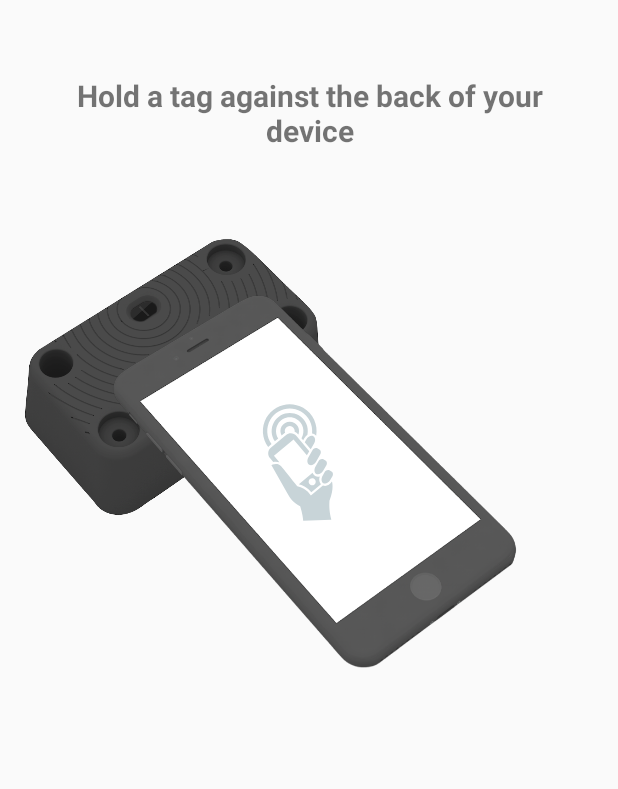
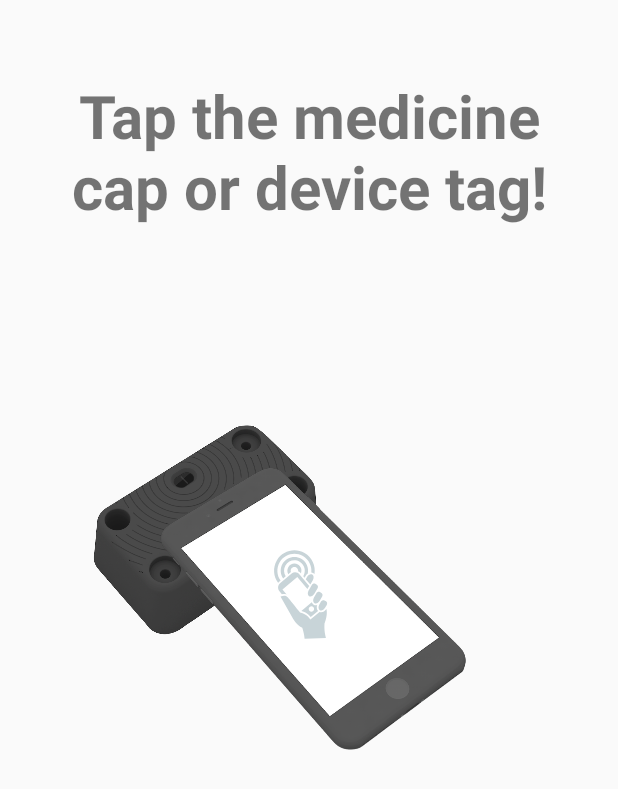
Before and after one commit to frostyshadows/neko-tap, an Android app: the NFCActivity screen opened directly, with no data from a screen before it, on a phone screen of 412 x 824 dp. Shown: the top 789 px of the screen. Run offline under Robolectric (Android 15) with nearby library versions, the phone set to English and light mode, and no system bars; 1 statement that could not run was skipped.

Commit message:
animation tweaks

```diff
--- a/app/src/main/java/com/squad/betakua/tap_neko/nfc/NFCActivity.java
+++ b/app/src/main/java/com/squad/betakua/tap_neko/nfc/NFCActivity.java
@@ -13,31 +13,49 @@ import android.nfc.tech.MifareClassic;
 import android.nfc.tech.MifareUltralight;
 import android.os.Build;
 import android.os.Bundle;
+import android.os.Handler;
 import android.os.Parcelable;
 import android.os.VibrationEffect;
 import android.os.Vibrator;
 import android.provider.Settings;
-import android.support.annotation.Nullable;
+import android.speech.tts.TextToSpeech;
 import android.support.v7.app.AppCompatActivity;
+import android.util.Log;
 import android.view.View;
 import android.widget.TextView;
 import android.widget.Toast;
 
+import com.squad.betakua.tap_neko.R;
 import com.airbnb.lottie.LottieAnimationView;
-import com.squad.betakua.tap_neko.R;
+
+import java.util.HashMap;
+import java.util.Locale;
 
 public class NFCActivity extends AppCompatActivity {
     TextView text;
+    TextView textSuccess;
     NfcAdapter nfcAdapter;
     PendingIntent pendingIntent;
+    static final String TAG = "TTS";
+    TextToSpeech mTts;
+    LottieAnimationView nfcAnimation;
+    LottieAnimationView checkAnimation;
 
     public void onCreate(Bundle savedInstanceState) {
         super.onCreate(savedInstanceState);
         setContentView(R.layout.activity_nfc);
 
-        text = (TextView) findViewById(R.id.nfc_text);
+        text = findViewById(R.id.nfc_text);
+        text.setText("Tap the medicine cap or device tag!");
+
+        textSuccess = findViewById(R.id.nfc_text_success);
+        textSuccess.setVisibility(View.GONE);
+
+        nfcAnimation = findViewById(R.id.lottie_nfc);
+        checkAnimation = findViewById(R.id.lottie_nfc_success);
+        checkAnimation.setVisibility(View.GONE);
+
         nfcAdapter = NfcAdapter.getDefaultAdapter(this);
-
         if (nfcAdapter == null) {
             Toast.makeText(this, "No NFC", Toast.LENGTH_SHORT).show();
             finish();
@@ -47,12 +65,43 @@ public class NFCActivity extends AppCompatActivity {
         pendingIntent = PendingIntent.getActivity(this, 0,
                 new Intent(this, this.getClass())
                         .addFlags(Intent.FLAG_ACTIVITY_SINGLE_TOP), 0);
+
+
+        // text-to-speech: prompt user to tap
+        // TODO: replace with azure text-to-speech?
+        // mTts = new TextToSpeech(getApplicationContext(), new TextToSpeech.OnInitListener() {
+        //     @Override
+        //     public void onInit(int status) {
+        //         if (status == TextToSpeech.SUCCESS) {
+        //             int result = mTts.setLanguage(Locale.KOREA);
+        //             if (result == TextToSpeech.LANG_MISSING_DATA
+        //                     || result == TextToSpeech.LANG_NOT_SUPPORTED) {
+        //                 Toast.makeText(getApplicationContext(), "This language is not supported", Toast.LENGTH_SHORT).show();
+        //             }
+        //             else{
+        //                 Log.v("TTS","onInit succeeded");
+        //                 speak("Tap your phone against the bottle cap or medical device tag");
+        //             }
+        //         } else {
+        //             Toast.makeText(getApplicationContext(), "Initialization failed", Toast.LENGTH_SHORT).show();
+        //         }
+        //     }
+        // });
     }
 
-    // @Override
-    // public void onViewCreated(View view, @Nullable Bundle savedInstanceState) {
-    //     super.onViewCreated(view, savedInstanceState);
-    // }
+    void speak(String s){
+        if (Build.VERSION.SDK_INT >= Build.VERSION_CODES.LOLLIPOP) {
+            Log.v(TAG, "Speak new API");
+            Bundle bundle = new Bundle();
+            bundle.putInt(TextToSpeech.Engine.KEY_PARAM_STREAM, AudioManager.STREAM_MUSIC);
+            mTts.speak(s, TextToSpeech.QUEUE_FLUSH, bundle, null);
+        } else {
+            Log.v(TAG, "Speak old API");
+            HashMap<String, String> param = new HashMap<>();
+            param.put(TextToSpeech.Engine.KEY_PARAM_STREAM, String.valueOf(AudioManager.STREAM_MUSIC));
+            mTts.speak(s, TextToSpeech.QUEUE_FLUSH, param);
+        }
+    }
 
     @Override
     protected void onResume() {
@@ -76,9 +125,7 @@ public class NFCActivity extends AppCompatActivity {
         StringBuilder sb = new StringBuilder();
         byte[] id = tag.getId();
 
-        // Here, we transmit the ID to the callback
-
-
+        // TODO: Here, we transmit the ID to the callback
         sb.append("ID (hex): ").append(Utils.toHex(id)).append('\n');
         sb.append("ID (reversed hex): ").append(Utils.toReversedHex(id)).append('\n');
         sb.append("ID (dec): ").append(Utils.toDec(id)).append('\n');
@@ -214,5 +261,24 @@ public class NFCActivity extends AppCompatActivity {
             //deprecated in API 26
             v.vibrate(200);
         }
+
+        displaySuccessAnimation();
     }
+
+    private void displaySuccessAnimation() {
+        nfcAnimation.setVisibility(View.GONE);
+        text.setVisibility(View.GONE);
+        checkAnimation.setVisibility(View.VISIBLE);
+        textSuccess.setVisibility(View.VISIBLE);
+        checkAnimation.playAnimation();
+
+        final Handler handler = new Handler();
+        handler.postDelayed(new Runnable() {
+            @Override
+            public void run() {
+                finish();
+            }
+        }, 2000);
+    }
+
 }
--- a/app/src/main/res/layout/activity_nfc.xml
+++ b/app/src/main/res/layout/activity_nfc.xml
@@ -13,20 +13,49 @@
         android:layout_centerHorizontal="true"
         android:text="Hold a tag against the back of your device"
         android:textStyle="bold"
-        android:textSize="20sp"
+        android:textSize="40sp"
         android:layout_marginLeft="20dp"
         android:layout_marginRight="20dp"
         android:layout_marginTop="50dp"
-        android:gravity="center_horizontal"/>
+        android:gravity="center"
+        />
+        <!--android:gravity="center_horizontal"-->
+
+    <TextView
+        android:id="@+id/nfc_text_success"
+        android:layout_width="wrap_content"
+        android:layout_height="wrap_content"
+        android:layout_centerHorizontal="true"
+        android:textColor="@color/greenSuccess"
+        android:text="SUCCESS!"
+        android:textStyle="bold"
+        android:textSize="70sp"
+        android:layout_marginLeft="20dp"
+        android:layout_marginRight="20dp"
+        android:layout_marginTop="50dp"
+        android:gravity="center"
+        />
+        <!--android:gravity="center_horizontal"-->
 
     <com.airbnb.lottie.LottieAnimationView
         android:id="@+id/lottie_nfc"
-        android:layout_width="wrap_content"
-        android:layout_height="wrap_content"
+        android:layout_width="match_parent"
+        android:layout_height="match_parent"
+        android:layout_marginLeft="50dp"
+        android:layout_marginRight="50dp"
         app:lottie_fileName="scan_sensor.json"
         app:lottie_imageAssetsFolder="images"
         app:lottie_loop="true"
         app:lottie_autoPlay="true" />
-        <!--app:lottie_rawRes="@raw/scan_sensor"-->
+
+    <com.airbnb.lottie.LottieAnimationView
+        android:id="@+id/lottie_nfc_success"
+        android:layout_width="match_parent"
+        android:layout_height="match_parent"
+        android:layout_marginLeft="30dp"
+        android:layout_marginRight="30dp"
+        app:lottie_fileName="check_mark_success.json"
+        app:lottie_imageAssetsFolder="images"
+        />
 
 </RelativeLayout>
--- a/app/src/main/res/values/colors.xml
+++ b/app/src/main/res/values/colors.xml
@@ -3,4 +3,6 @@
     <color name="colorPrimary">#3F51B5</color>
     <color name="colorPrimaryDark">#303F9F</color>
     <color name="colorAccent">#FF4081</color>
+
+    <color name="greenSuccess">#00d20b</color>
 </resources>
```
Also changed, not shown: app/src/main/assets/check_mark_success.json (added, +1 -0 lines).
